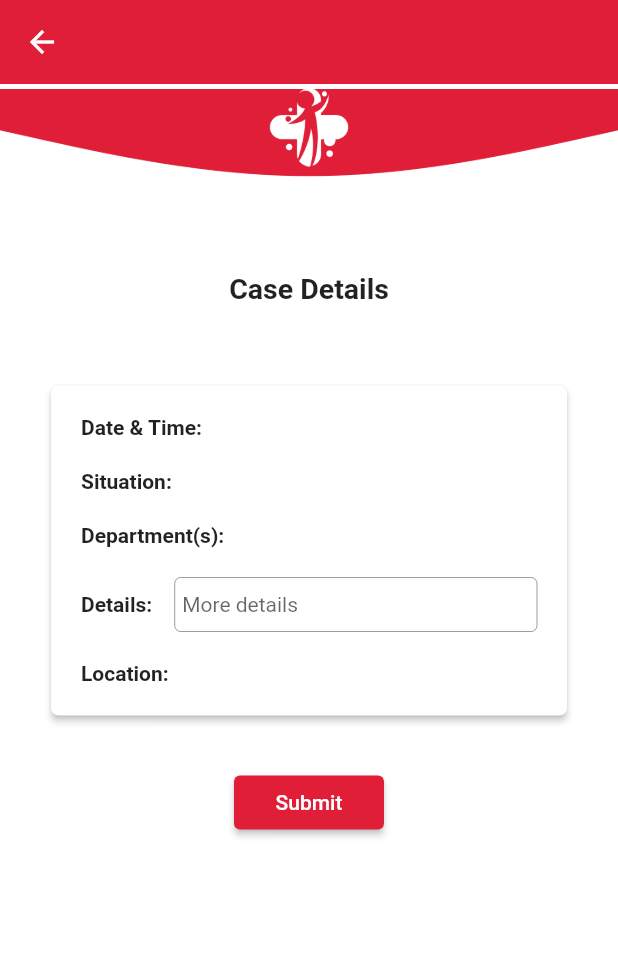
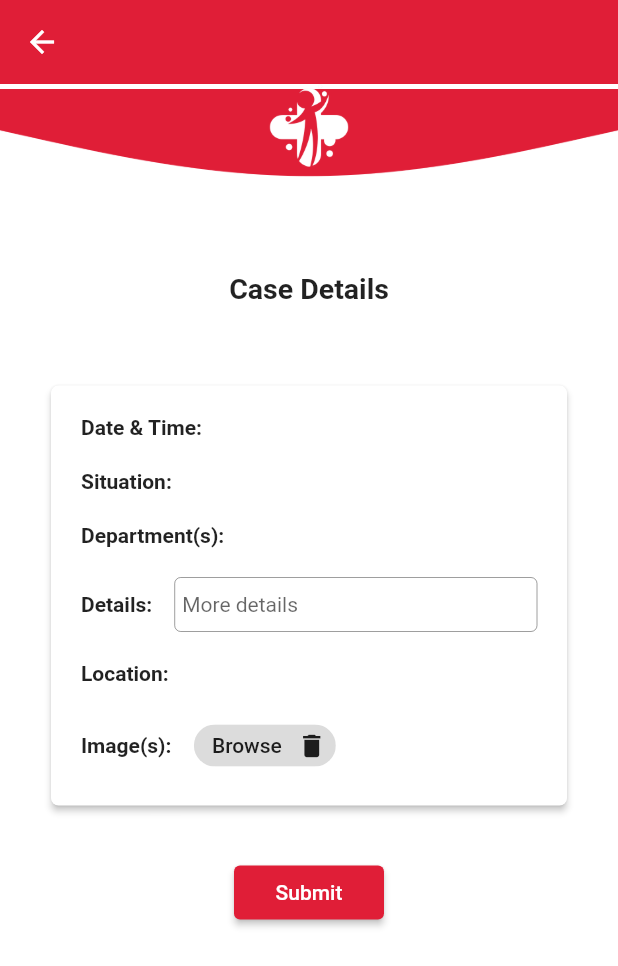
Before and after one commit to BimbiAver/rapid-aid, a Flutter app: the CaseDetails screen opened directly with empty values, on a phone screen of 412 x 824 dp. Shown: the top 966 px of the screen. Run offline on Flutter 3.47's test engine with Material 2 defaults, Android fonts, the phone set to English and light mode, and no system bars; our stand-ins replace flutter_secure_storage, flutter_spinkit, geolocator, image_picker; accounts and stored records are empty.

Commit message:
Finalise the report case process

```diff
--- a/app/rapid_aid/lib/controllers/case_controller.dart
+++ b/app/rapid_aid/lib/controllers/case_controller.dart
@@ -59,7 +59,8 @@ class CaseController {
       // Check the response and do the needful
       if (response.statusCode == 201) {
         Navigator.pop(context);
-        Navigator.pushNamed(context, '/home');
+        Navigator.pushNamedAndRemoveUntil(
+            context, '/home', (Route<dynamic> route) => false);
         // Show successful message
         return ScaffoldMessenger.of(context).showSnackBar(
           const SnackBar(
--- a/app/rapid_aid/lib/screens/report_case/case_details.dart
+++ b/app/rapid_aid/lib/screens/report_case/case_details.dart
@@ -4,6 +4,7 @@ import 'package:intl/intl.dart';
 import 'package:rapid_aid/controllers/case_controller.dart';
 import 'package:rapid_aid/models/case_model.dart';
 import 'package:rapid_aid/utils/handle_location_permissions.dart';
+import 'package:rapid_aid/utils/manage_images.dart';
 import 'package:rapid_aid/widgets/header.dart';
 
 class CaseDetails extends StatefulWidget {
@@ -19,10 +20,14 @@ class _CaseDetailsState extends State<CaseDetails> {
   late String _situation = '';
   late String _department = '';
 
+  String _imageCount = 'Browse';
+
   late CaseModel caseModel;
 
   // Store data coming from the previous screen
   Map data = {};
+
+  List _images = [];
 
   final _detailsFormController = TextEditingController();
 
@@ -62,6 +67,7 @@ class _CaseDetailsState extends State<CaseDetails> {
     caseModel.dateTime = _dateTime;
     caseModel.location = _location;
     caseModel.details = _detailsFormController.text;
+    caseModel.images = _images.cast<String>();
   }
 
   String _getDepartment() {
@@ -98,6 +104,14 @@ class _CaseDetailsState extends State<CaseDetails> {
     // Clean up the controllers when the widget is disposed
     _detailsFormController.dispose();
     super.dispose();
+  }
+
+  // Browse images
+  void _browseImages() async {
+    _images = await ManageImages().browseImage() as List;
+    setState(() {
+      _imageCount = '${_images.length} selected';
+    });
   }
 
   @override
@@ -255,6 +269,41 @@ class _CaseDetailsState extends State<CaseDetails> {
                               Text(_location),
                             ],
                           ),
+                          const SizedBox(
+                            height: 20,
+                          ),
+                          Row(
+                            children: [
+                              const Text(
+                                'Image(s):',
+                                style: TextStyle(
+                                  fontWeight: FontWeight.w600,
+                                ),
+                              ),
+                              const SizedBox(
+                                width: 15,
+                              ),
+                              GestureDetector(
+                                onTap: () {
+                                  _browseImages();
+                                },
+                                child: Chip(
+                                  visualDensity: VisualDensity.compact,
+                                  label: Text(_imageCount),
+                                  deleteIcon: const Icon(
+                                    Icons.delete,
+                                    size: 20,
+                                  ),
+                                  onDeleted: () {
+                                    _images.clear();
+                                    setState(() {
+                                      _imageCount = 'Browse';
+                                    });
+                                  },
+                                ),
+                              ),
+                            ],
+                          ),
                         ],
                       ),
                     ),
--- /dev/null
+++ b/app/rapid_aid/lib/utils/manage_images.dart
@@ -0,0 +1,37 @@
+import 'dart:convert';
+import 'dart:io';
+import 'dart:typed_data';
+
+import 'package:flutter/material.dart';
+import 'package:image_picker/image_picker.dart';
+
+class ManageImages {
+  List<File>? image;
+  var imageTemp = [];
+
+  Future browseImage() async {
+    try {
+      final image = await ImagePicker().pickMultiImage(imageQuality: 35);
+      if (image == null) return;
+      for (final image in image) {
+        imageTemp.add(File(image.path));
+      }
+      this.image = imageTemp.cast<File>();
+      return await _encodeBase64(image);
+    } catch (e) {
+      debugPrint('Failed to browse image(s): $e');
+    }
+  }
+
+  // Convert to base64
+  Future<List> _encodeBase64(var image) async {
+    var encodedImage = [];
+    for (final element in image) {
+      Uint8List imagebytes = await element.readAsBytes(); // Convert to bytes
+      encodedImage.add(base64.encode(
+          imagebytes)); // // Convert bytes to base64 string and save to the list
+    }
+    // Return the base64 list
+    return encodedImage;
+  }
+}
--- a/app/rapid_aid/pubspec.yaml
+++ b/app/rapid_aid/pubspec.yaml
@@ -37,6 +37,7 @@ dependencies:
   flutter_secure_storage: ^8.0.0
   intl: ^0.18.1
   geolocator: ^9.0.2
+  image_picker: ^0.8.7+5
 
   # The following adds the Cupertino Icons font to your application.
   # Use with the CupertinoIcons class for iOS style icons.
```
Also changed, not shown: app/rapid_aid/pubspec.lock, 2 other files.
